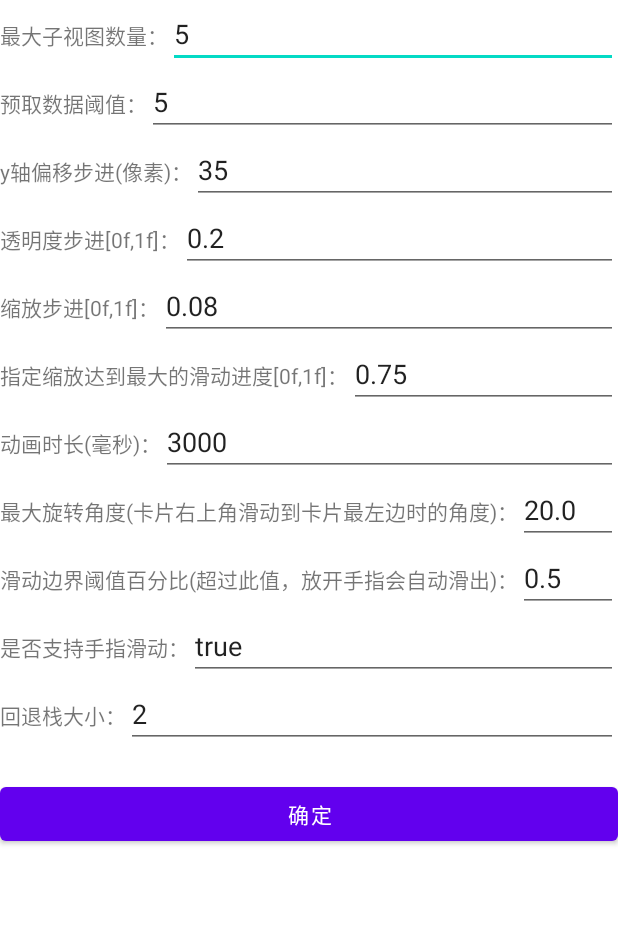
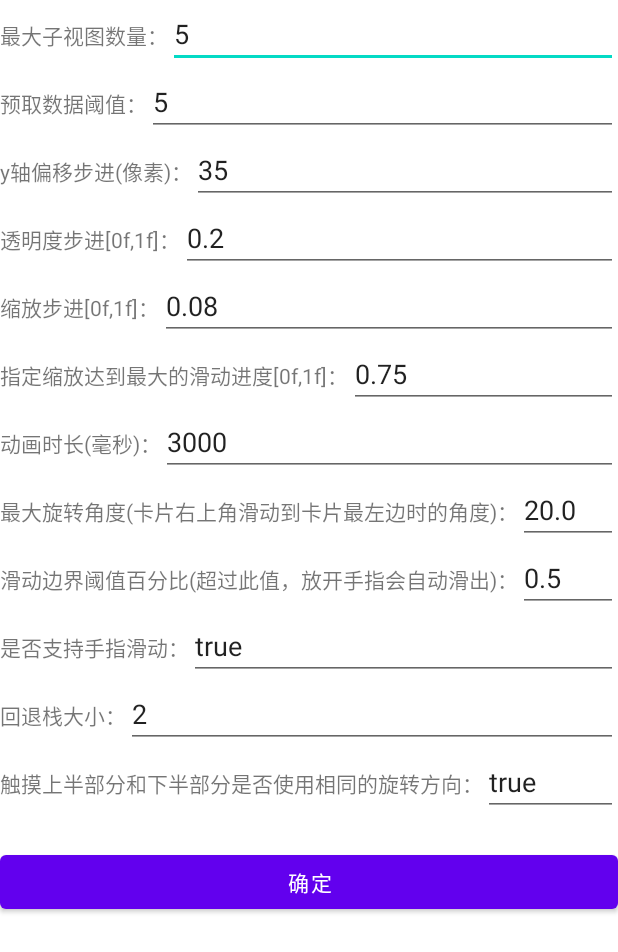
Before and after one commit to like5188/SwipeCards, an Android app: the screen it shows after launch (SettingActivity), after a tap on "设置", on a phone screen of 412 x 824 dp. Shown: the top 952 px of the screen. Run offline under Robolectric (Android 15) with nearby library versions, the phone set to English and light mode, and no system bars; our stand-ins replace data binding.

Commit message:
支持参数：触摸上半部分和下半部分是否使用相同的旋转方向

```diff
--- a/app/src/main/java/com/like/swipecards/app/MainActivity.kt
+++ b/app/src/main/java/com/like/swipecards/app/MainActivity.kt
@@ -51,6 +51,7 @@ class MainActivity : AppCompatActivity() {
                 borderPercent = 0.5f,
                 isNeedSwipe = true,
                 maxUndoCacheSize = 2,
+                isSameRotationWhenTouchTopAndBottom = true,
             )
             onSwipeListener = object : OnSwipeListener {
                 override fun onLoadData() {
--- a/app/src/main/java/com/like/swipecards/app/SettingActivity.kt
+++ b/app/src/main/java/com/like/swipecards/app/SettingActivity.kt
@@ -40,6 +40,7 @@ class SettingActivity : AppCompatActivity() {
         borderPercent = mBinding.etBorderPercent.text.toString().toFloat(),
         isNeedSwipe = mBinding.etIsNeedSwipe.text.toString() == "true",
         maxUndoCacheSize = mBinding.etMaxUndoCacheSize.text.toString().toInt(),
+        isSameRotationWhenTouchTopAndBottom = mBinding.etIsSameRotationWhenTouchTopAndBottom.text.toString() == "true",
     )
 
 }
--- a/app/src/main/res/layout/activity_setting.xml
+++ b/app/src/main/res/layout/activity_setting.xml
@@ -189,6 +189,22 @@
                 android:text="@{String.valueOf(config.maxUndoCacheSize)}" />
         </LinearLayout>
 
+        <LinearLayout
+            android:layout_width="match_parent"
+            android:layout_height="wrap_content">
+
+            <TextView
+                android:layout_width="wrap_content"
+                android:layout_height="wrap_content"
+                android:text="触摸上半部分和下半部分是否使用相同的旋转方向：" />
+
+            <EditText
+                android:id="@+id/et_isSameRotationWhenTouchTopAndBottom"
+                android:layout_width="match_parent"
+                android:layout_height="wrap_content"
+                android:text="@{String.valueOf(config.isSameRotationWhenTouchTopAndBottom)}" />
+        </LinearLayout>
+
         <Button
             android:id="@+id/btnConfirm"
             android:layout_width="match_parent"
--- a/swipecards/src/main/java/com/like/swipecards/SwipeCardsAdapterView.kt
+++ b/swipecards/src/main/java/com/like/swipecards/SwipeCardsAdapterView.kt
@@ -125,6 +125,7 @@ class SwipeCardsAdapterView<T : SwipeCardsAdapterView.Adapter<*>> @JvmOverloads
             onCardViewTouchListener.maxRotationAngle = value.maxRotationAngle
             onCardViewTouchListener.borderPercent = value.borderPercent
             onCardViewTouchListener.isNeedSwipe = value.isNeedSwipe
+            onCardViewTouchListener.isSameRotationWhenTouchTopAndBottom = value.isSameRotationWhenTouchTopAndBottom
             mUndo.maxCacheSize = value.maxUndoCacheSize
             field = value
         }
@@ -429,6 +430,7 @@ class SwipeCardsAdapterView<T : SwipeCardsAdapterView.Adapter<*>> @JvmOverloads
      * @param borderPercent     x 轴方向上的边界百分比[0f,1f]，相对于卡片的 left 或者 right
      * @param isNeedSwipe       是否支持左右滑
      * @param maxUndoCacheSize  回退栈大小
+     * @param isSameRotationWhenTouchTopAndBottom   触摸上半部分和下半部分是否使用相同的旋转方向
      */
     data class Config(
         val maxChildCount: Int = 4,
@@ -442,6 +444,7 @@ class SwipeCardsAdapterView<T : SwipeCardsAdapterView.Adapter<*>> @JvmOverloads
         val borderPercent: Float = 0.5f,
         val isNeedSwipe: Boolean = true,
         val maxUndoCacheSize: Int = 2,
+        val isSameRotationWhenTouchTopAndBottom: Boolean = false
     ) : Serializable {
         var yOffsetStepContainsScale: Float = 0f
             private set
```
Also changed, not shown: swipecards/src/main/java/com/like/swipecards/OnCardViewTouchListener.kt (+12 -3 lines).
